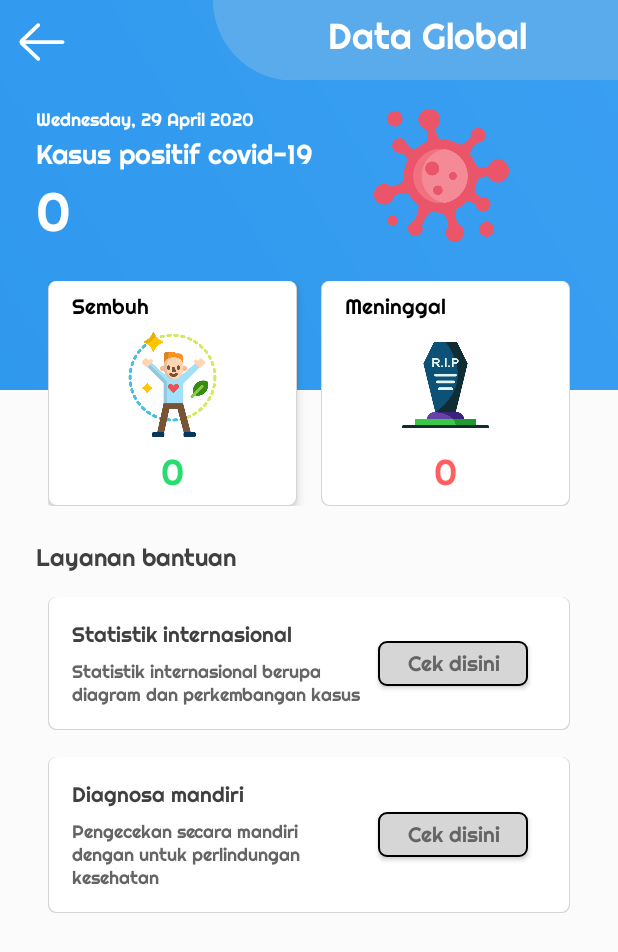
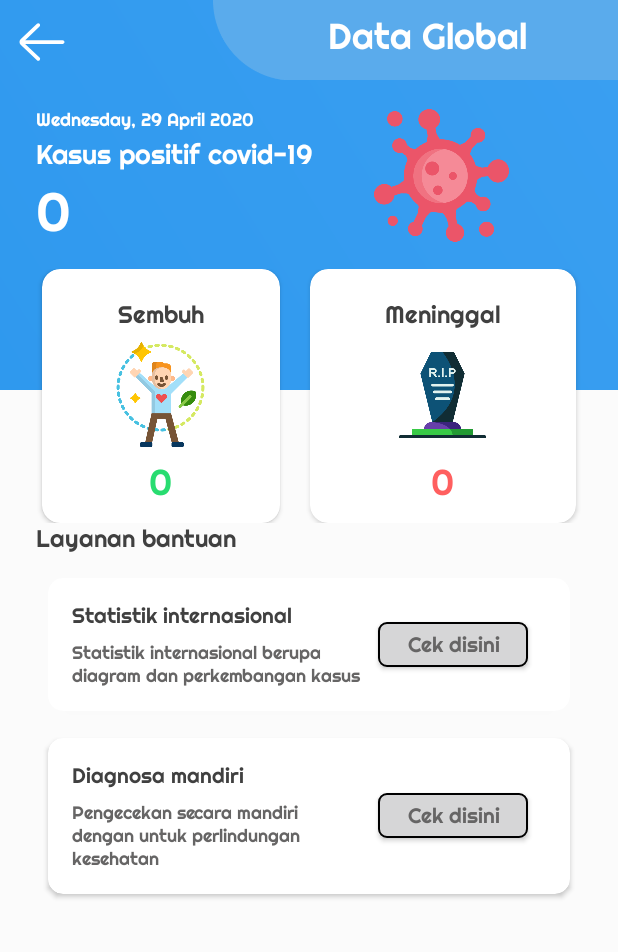
Before and after one commit to azmirizkifar20/Lawan-Covid-19, an Android app: the GlobalActivity screen opened directly, with no data from a screen before it, on a phone screen of 412 x 824 dp. Shown: the top 952 px of the screen. Run offline under Robolectric (Android 15) with nearby library versions, the phone set to English and light mode, and no system bars; our stand-ins replace Room's generated code, data binding; 5 statements that could not run were skipped.

Commit message:
bug fixed

```diff
--- /dev/null
+++ b/app/src/main/res/drawable/ic_arrow_back_white.xml
@@ -0,0 +1,9 @@
+<vector xmlns:android="http://schemas.android.com/apk/res/android"
+    android:width="40dp"
+    android:height="40dp"
+    android:viewportWidth="64"
+    android:viewportHeight="64">
+  <path
+      android:fillColor="#FFFFFF"
+      android:pathData="m54,30h-39.899l15.278,-14.552c0.8,-0.762 0.831,-2.028 0.069,-2.828 -0.761,-0.799 -2.027,-0.831 -2.828,-0.069l-17.448,16.62c-0.755,0.756 -1.172,1.76 -1.172,2.829 0,1.068 0.417,2.073 1.207,2.862l17.414,16.586c0.387,0.369 0.883,0.552 1.379,0.552 0.528,0 1.056,-0.208 1.449,-0.621 0.762,-0.8 0.731,-2.065 -0.069,-2.827l-15.342,-14.552h39.962c1.104,0 2,-0.896 2,-2s-0.896,-2 -2,-2z"/>
+</vector>
--- a/app/src/main/res/drawable/ic_book.xml
+++ b/app/src/main/res/drawable/ic_book.xml
@@ -1,6 +1,6 @@
 <vector xmlns:android="http://schemas.android.com/apk/res/android"
-    android:width="512dp"
-    android:height="512dp"
+    android:width="200dp"
+    android:height="200dp"
     android:viewportWidth="58"
     android:viewportHeight="58">
   <path
--- a/app/src/main/res/layout/activity_edukasi_covid.xml
+++ b/app/src/main/res/layout/activity_edukasi_covid.xml
@@ -36,7 +36,7 @@
                 android:layout_alignParentEnd="true"
                 android:layout_alignParentBottom="true"
                 android:gravity="center"
-                android:text="@string/edukasi_covid_19"
+                android:text="@string/edukasi_corona"
                 android:textColor="@android:color/white"
                 android:textSize="18sp" />
 
--- a/app/src/main/res/layout/activity_global.xml
+++ b/app/src/main/res/layout/activity_global.xml
@@ -94,45 +94,45 @@
                 android:layout_toEndOf="@+id/tv_kasus"
                 android:src="@drawable/virus" />
 
-            <androidx.cardview.widget.CardView
-                android:id="@+id/cardview_statistik"
+            <GridLayout
+                android:id="@+id/grid_view"
                 android:layout_width="match_parent"
-                android:layout_height="150dp"
+                android:layout_height="wrap_content"
                 android:layout_below="@+id/tv_positif"
-                android:layout_centerHorizontal="true"
-                app:cardBackgroundColor="@android:color/transparent"
-                app:cardElevation="0dp"
-                android:layout_marginTop="24dp"
-                android:layout_marginHorizontal="32dp">
+                android:layout_margin="16dp"
+                android:alignmentMode="alignMargins"
+                android:columnCount="2"
+                android:rowCount="3"
+                android:columnOrderPreserved="false">
 
-                <LinearLayout
-                    android:layout_width="match_parent"
-                    android:layout_height="match_parent"
-                    android:orientation="horizontal"
-                    android:weightSum="2">
+                <androidx.cardview.widget.CardView
+                    android:layout_width="wrap_content"
+                    android:layout_height="wrap_content"
+                    android:layout_rowWeight="1"
+                    android:layout_columnWeight="1"
+                    android:layout_marginStart="12dp"
+                    android:layout_marginEnd="10dp"
+                    android:layout_marginVertical="16dp"
+                    app:cardCornerRadius="12dp">
 
                     <LinearLayout
-                        android:orientation="vertical"
-                        android:layout_weight="1"
-                        android:layout_width="0dp"
-                        android:layout_marginEnd="8dp"
-                        android:elevation="5dp"
+                        android:layout_width="match_parent"
                         android:layout_height="match_parent"
-                        android:background="@drawable/background_shadow">
+                        android:gravity="center"
+                        android:padding="12dp"
+                        android:orientation="vertical">
 
                         <TextView
-                            android:layout_marginHorizontal="16dp"
                             android:layout_marginVertical="8dp"
                             android:layout_width="wrap_content"
                             android:layout_height="wrap_content"
                             android:text="@string/sembuh"
-                            android:textColor="@android:color/black"
-                            android:textSize="14sp"/>
+                            android:textColor="@color/text_brown_prov"
+                            android:textSize="16sp"/>
 
                         <ImageView
                             android:layout_width="70dp"
                             android:layout_height="70dp"
-                            android:layout_gravity="center_horizontal"
                             android:src="@drawable/sembuh"/>
 
                         <TextView
@@ -147,27 +147,37 @@
 
                     </LinearLayout>
 
+                </androidx.cardview.widget.CardView>
+
+                <androidx.cardview.widget.CardView
+                    android:layout_width="wrap_content"
+                    android:layout_height="wrap_content"
+                    android:layout_rowWeight="1"
+                    android:layout_columnWeight="1"
+                    android:layout_marginStart="10dp"
+                    android:layout_marginEnd="12dp"
+                    android:layout_marginVertical="16dp"
+                    app:cardCornerRadius="12dp">
+
                     <LinearLayout
-                        android:orientation="vertical"
-                        android:layout_width="0dp"
-                        android:layout_weight="1"
-                        android:layout_marginStart="8dp"
+                        android:layout_width="match_parent"
                         android:layout_height="match_parent"
-                        android:background="@drawable/background_shadow">
+                        android:gravity="center"
+                        android:padding="12dp"
+                        android:orientation="vertical">
 
                         <TextView
-                            android:layout_marginHorizontal="16dp"
+                            android:layout_marginHorizontal="6dp"
                             android:layout_marginVertical="8dp"
                             android:layout_width="wrap_content"
                             android:layout_height="wrap_content"
                             android:text="@string/meninggal"
-                            android:textColor="@android:color/black"
-                            android:textSize="14sp"/>
+                            android:textColor="@color/text_brown_prov"
+                            android:textSize="16sp"/>
 
                         <ImageView
                             android:layout_width="70dp"
                             android:layout_height="70dp"
-                            android:layout_gravity="center_horizontal"
                             android:src="@drawable/meninggal"/>
 
                         <TextView
@@ -181,18 +191,20 @@
                             android:layout_gravity="center"/>
 
                     </LinearLayout>
-                </LinearLayout>
-            </androidx.cardview.widget.CardView>
+
+                </androidx.cardview.widget.CardView>
+
+            </GridLayout>
 
             <TextView
                 android:id="@+id/layanan_bantuan"
                 android:layout_width="wrap_content"
                 android:layout_height="wrap_content"
-                android:layout_below="@+id/cardview_statistik"
+                android:layout_below="@+id/grid_view"
                 android:text="@string/layanan_bantuan"
                 android:textColor="@color/text_brown_prov"
                 android:layout_marginHorizontal="24dp"
-                android:layout_marginTop="24dp"
+                android:layout_marginTop="-16dp"
                 android:layout_marginBottom="16dp"
                 android:textSize="16sp" />
 
@@ -202,15 +214,13 @@
                 android:layout_height="wrap_content"
                 android:layout_below="@+id/layanan_bantuan"
                 android:layout_centerHorizontal="true"
-                app:cardBackgroundColor="@android:color/transparent"
-                app:cardElevation="0dp"
-                android:layout_marginHorizontal="32dp">
+                android:layout_marginHorizontal="32dp"
+                app:cardCornerRadius="10dp">
 
                 <LinearLayout
                     android:layout_width="match_parent"
                     android:layout_height="match_parent"
                     android:orientation="horizontal"
-                    android:background="@drawable/background_shadow"
                     android:weightSum="2">
 
                     <LinearLayout
@@ -269,15 +279,13 @@
                 android:layout_below="@+id/cardview_statistik_inter"
                 android:layout_centerHorizontal="true"
                 android:layout_marginVertical="18dp"
-                app:cardBackgroundColor="@android:color/transparent"
-                app:cardElevation="0dp"
+                app:cardCornerRadius="10dp"
                 android:layout_marginHorizontal="32dp">
 
                 <LinearLayout
                     android:layout_width="match_parent"
                     android:layout_height="match_parent"
                     android:orientation="horizontal"
-                    android:background="@drawable/background_shadow"
                     android:weightSum="2">
 
                     <LinearLayout
@@ -328,7 +336,6 @@
                 </LinearLayout>
 
             </androidx.cardview.widget.CardView>
-
         </RelativeLayout>
     </ScrollView>
 </layout>
--- a/app/src/main/res/layout/activity_produktif.xml
+++ b/app/src/main/res/layout/activity_produktif.xml
@@ -239,7 +239,7 @@
                         <TextView
                             android:layout_width="wrap_content"
                             android:layout_height="wrap_content"
-                            android:text="Denger tausiyah"
+                            android:text="@string/denger_tausiyah"
                             android:textSize="14sp"
                             android:layout_marginTop="12dp"
                             android:textColor="@color/text_brown_prov"/>
@@ -276,7 +276,7 @@
                         <TextView
                             android:layout_width="wrap_content"
                             android:layout_height="wrap_content"
-                            android:text="@string/edukasi_covid_19"
+                            android:text="@string/edukasi_corona"
                             android:textSize="14sp"
                             android:layout_marginTop="12dp"
                             android:textColor="@color/text_brown_prov"/>
--- a/app/src/main/res/values/strings.xml
+++ b/app/src/main/res/values/strings.xml
@@ -27,7 +27,6 @@
     <string name="belajar_android">Belajar android</string>
     <string name="baca_tutorial">Baca tutorial</string>
     <string name="belajar_website">Belajar website</string>
-    <string name="edukasi_covid_19">Edukasi covid-19</string>
     <string name="baca_quran">Baca quran</string>
     <string name="aktif_github">Aktif github</string>
     <string name="deskripsi">Aplikasi ini dibuat bertujuan untuk memberikan informasi terkait jumlah terdata korban virus covid-19, dan membantu anda agar tetap produktif.</string>
@@ -46,4 +45,7 @@
     <string name="tokopedia_com">Tokopedia.com</string>
     <string name="medium_com_chevalier_lab">medium.com/chevalier-lab</string>
     <string name="m_azmirizkifar20_gmail_com">m.azmirizkifar20@gmail.com</string>
+    <string name="denger_tausiyah">Denger tausiyah</string>
+    <string name="edukasi_corona">Edukasi corona</string>
+    <string name="denger_tausiyah">Denger tausiyah</string>
 </resources>
```
